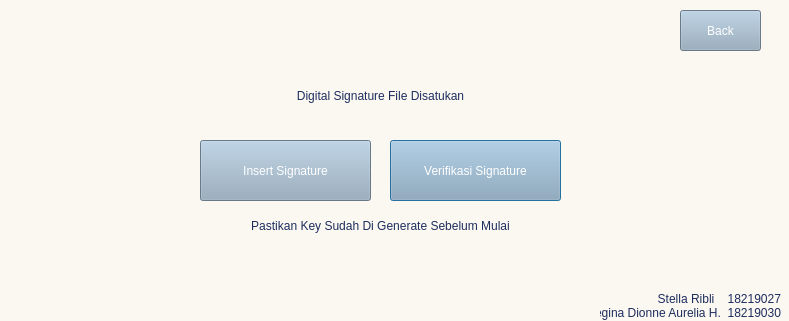
Above: disatukan.ui from stellaribli/DigitalSignature before the change. Below: the same form after it.
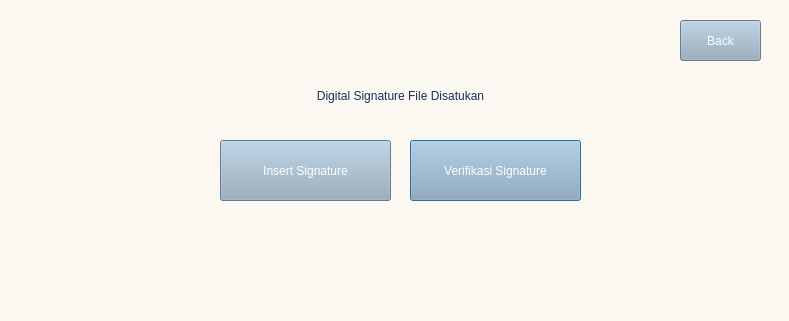
That is the form after the change.

```diff
--- a/disatukan.ui
+++ b/disatukan.ui
@@ -21,7 +21,7 @@
   <widget class="QPushButton" name="verifikasi">
    <property name="geometry">
     <rect>
-     <x>390</x>
+     <x>410</x>
      <y>140</y>
      <width>171</width>
      <height>61</height>
@@ -47,7 +47,7 @@
   <widget class="QLabel" name="label_2">
    <property name="geometry">
     <rect>
-     <x>210</x>
+     <x>230</x>
      <y>70</y>
      <width>341</width>
      <height>51</height>
@@ -66,7 +66,7 @@
   <widget class="QPushButton" name="insert">
    <property name="geometry">
     <rect>
-     <x>200</x>
+     <x>220</x>
      <y>140</y>
      <width>171</width>
      <height>61</height>
@@ -89,50 +89,11 @@
     <string>Insert Signature</string>
    </property>
   </widget>
-  <widget class="QLabel" name="label_3">
-   <property name="geometry">
-    <rect>
-     <x>600</x>
-     <y>290</y>
-     <width>181</width>
-     <height>31</height>
-    </rect>
-   </property>
-   <property name="styleSheet">
-    <string notr="true">font: 10pt &quot;Mulish&quot;;color:#1D2D5E; </string>
-   </property>
-   <property name="text">
-    <string>Stella Ribli 			18219027
-Regina Dionne Aurelia H. 	18219030</string>
-   </property>
-   <property name="alignment">
-    <set>Qt::AlignRight|Qt::AlignTrailing|Qt::AlignVCenter</set>
-   </property>
-  </widget>
-  <widget class="QLabel" name="label_5">
-   <property name="geometry">
-    <rect>
-     <x>200</x>
-     <y>210</y>
-     <width>361</width>
-     <height>31</height>
-    </rect>
-   </property>
-   <property name="styleSheet">
-    <string notr="true">font: 10pt &quot;Mulish&quot;;color:#1D2D5E; </string>
-   </property>
-   <property name="text">
-    <string>Pastikan Key Sudah Di Generate Sebelum Mulai</string>
-   </property>
-   <property name="alignment">
-    <set>Qt::AlignCenter</set>
-   </property>
-  </widget>
   <widget class="QPushButton" name="backButton">
    <property name="geometry">
     <rect>
      <x>680</x>
-     <y>10</y>
+     <y>20</y>
      <width>81</width>
      <height>41</height>
     </rect>
```
